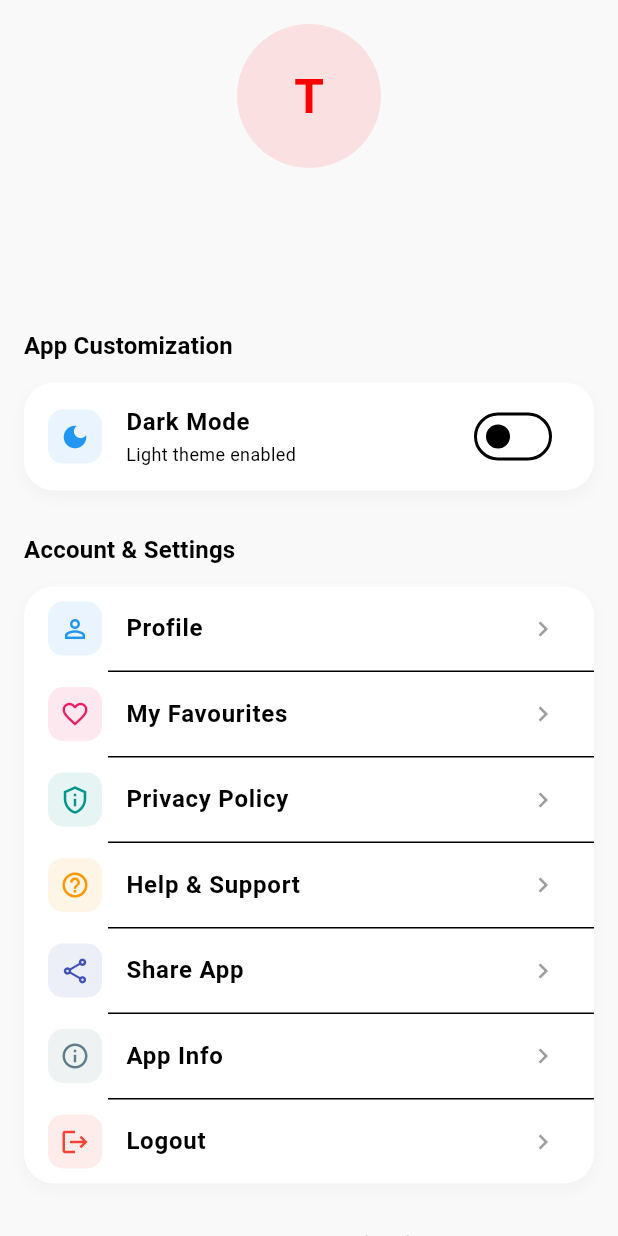
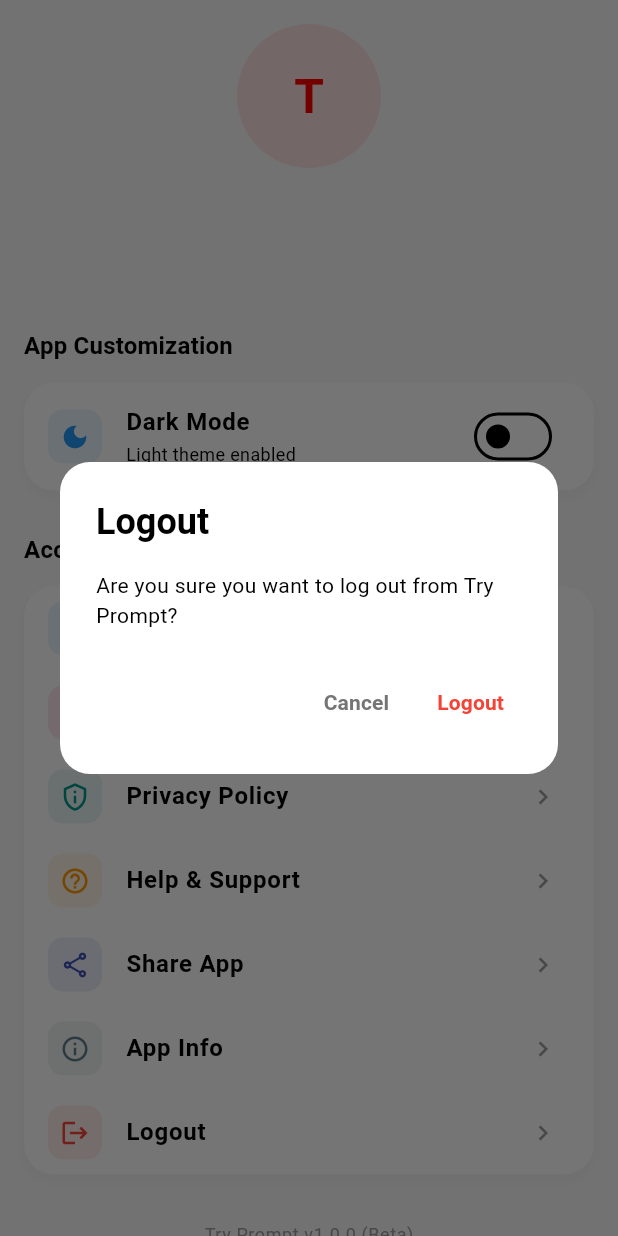
Before and after one commit to SurajChaurasia84/Try-Prompt, a Flutter app: the MenuTab widget shown alone on an empty page, opened directly with empty values, after a tap on "Logout", on a phone screen of 412 x 824 dp. Run offline on Flutter 3.47's test engine with Material 3 defaults, Android fonts, the phone set to English and light mode, and no system bars; our stand-ins replace firebase_auth, firebase_core, google_sign_in; accounts and stored records are empty.

Commit message:
feat: enhance menu tab

```diff
--- a/lib/screens/tabs/menu_tab.dart
+++ b/lib/screens/tabs/menu_tab.dart
@@ -1,6 +1,7 @@
 import 'package:flutter/material.dart';
 import 'package:firebase_auth/firebase_auth.dart';
 import 'package:google_sign_in/google_sign_in.dart';
+import 'favorite_tab.dart';
 
 class MenuTab extends StatelessWidget {
   final ThemeMode themeMode;
@@ -160,50 +161,96 @@
                     iconColor: Colors.blue,
                     title: 'Profile',
                   ),
-                  const Divider(height: 1, indent: 56),
                   _buildSettingRow(
                     context,
                     icon: Icons.favorite_border,
                     iconColor: Colors.pink,
                     title: 'My Favourites',
+                    onTap: () {
+                      Navigator.push(
+                        context,
+                        MaterialPageRoute(
+                          builder: (context) => const FavoriteTab(isScreen: true),
+                        ),
+                      );
+                    },
                   ),
-                  const Divider(height: 1, indent: 56),
                   _buildSettingRow(
                     context,
                     icon: Icons.privacy_tip_outlined,
                     iconColor: Colors.teal,
                     title: 'Privacy Policy',
                   ),
-                  const Divider(height: 1, indent: 56),
                   _buildSettingRow(
                     context,
                     icon: Icons.help_outline,
                     iconColor: Colors.orange,
                     title: 'Help & Support',
                   ),
-                  const Divider(height: 1, indent: 56),
                   _buildSettingRow(
                     context,
                     icon: Icons.share_outlined,
                     iconColor: Colors.indigo,
                     title: 'Share App',
                   ),
-                  const Divider(height: 1, indent: 56),
                   _buildSettingRow(
                     context,
                     icon: Icons.info_outline,
                     iconColor: Colors.blueGrey,
                     title: 'App Info',
                   ),
-                  const Divider(height: 1, indent: 56),
                   _buildSettingRow(
                     context,
                     icon: Icons.logout,
                     iconColor: Colors.red,
                     title: 'Logout',
-                    onTap: () async {
-                      await GoogleSignIn().signOut();
-                      await FirebaseAuth.instance.signOut();
+                    onTap: () {
+                      showDialog(
+                        context: context,
+                        builder: (BuildContext context) {
+                          final isDark = Theme.of(context).brightness == Brightness.dark;
+                          return AlertDialog(
+                            backgroundColor: isDark ? const Color(0xFF1F1F1F) : Colors.white,
+                            shape: RoundedRectangleBorder(
+                              borderRadius: BorderRadius.circular(20),
+                            ),
+                            title: const Text(
+                              'Logout',
+                              style: TextStyle(fontWeight: FontWeight.bold),
+                            ),
+                            content: const Text(
+                              'Are you sure you want to log out from Try Prompt?',
+                              style: TextStyle(fontSize: 14),
+                            ),
+                            actions: [
+                              TextButton(
+                                onPressed: () => Navigator.pop(context),
+                                child: Text(
+                                  'Cancel',
+                                  style: TextStyle(
+                                    color: isDark ? Colors.grey[400] : Colors.grey[600],
+                                    fontWeight: FontWeight.w600,
+                                  ),
+                                ),
+                              ),
+                              TextButton(
+                                onPressed: () async {
+                                  Navigator.pop(context); // Close the dialog
+                                  await GoogleSignIn().signOut();
+                                  await FirebaseAuth.instance.signOut();
+                                },
+                                child: const Text(
+                                  'Logout',
+                                  style: TextStyle(
+                                    color: Colors.red,
+                                    fontWeight: FontWeight.bold,
+                                  ),
+                                ),
+                              ),
+                            ],
+                          );
+                        },
+                      );
                     },
                   ),
                 ],
```
